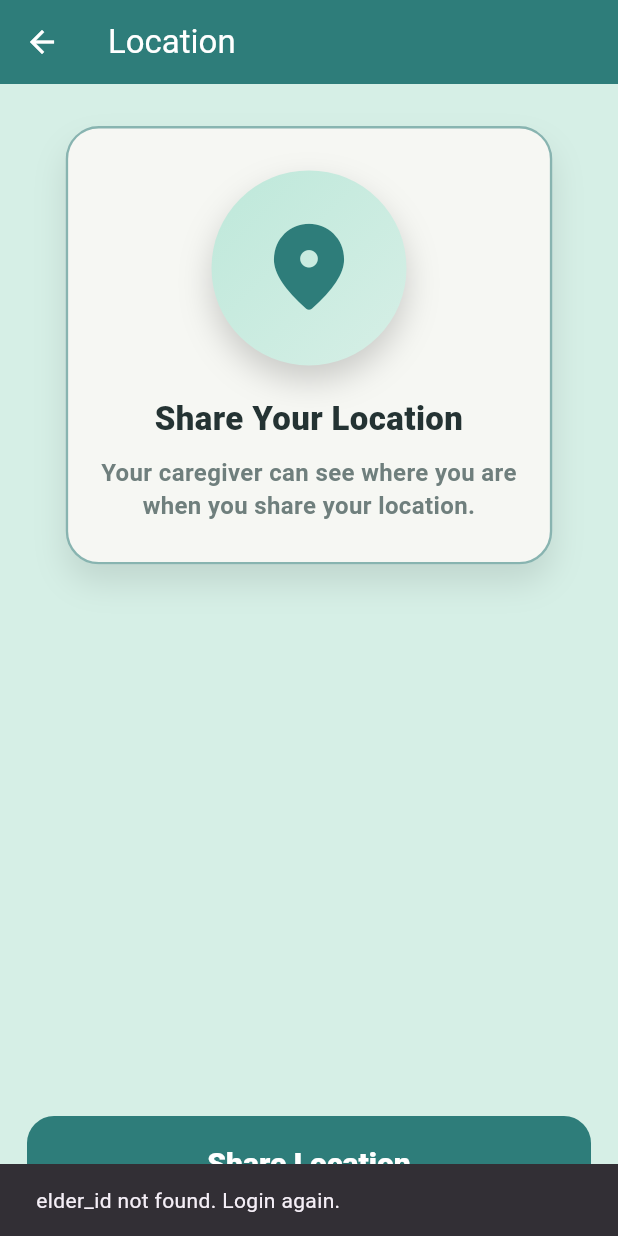
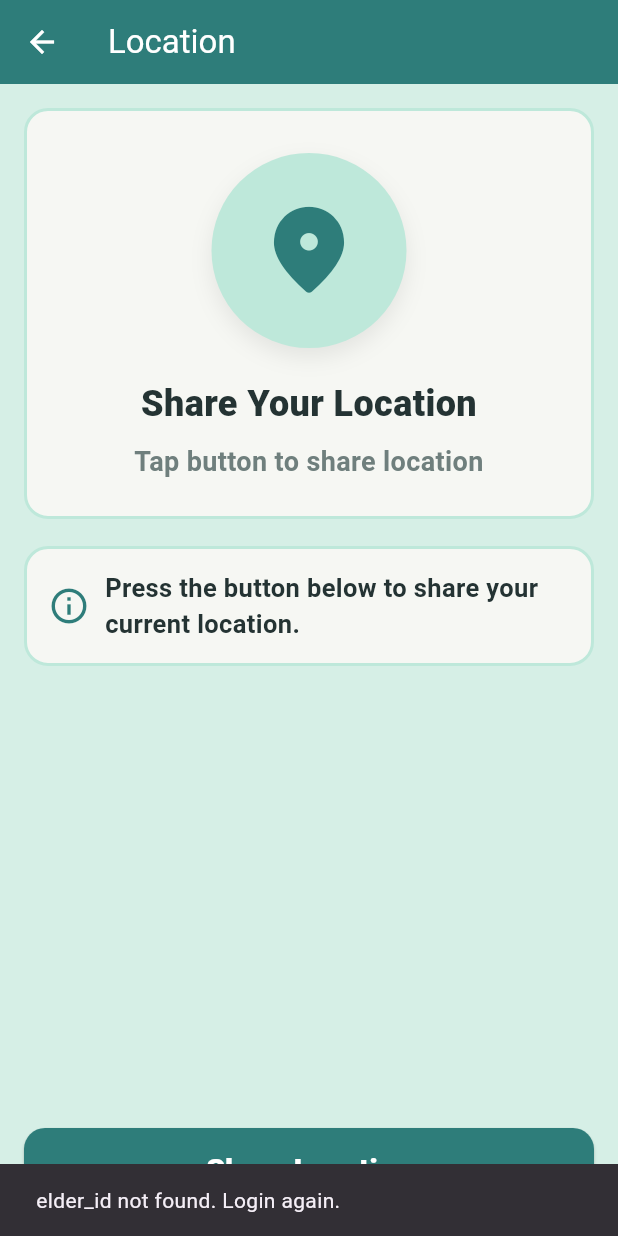
Before and after one commit to CGP-Group-31/CGP--Elder_mobile_app, a Flutter app: the DashboardScreen screen opened directly, item 2 of the bottom bar chosen, after a tap on "Location", on a phone screen of 412 x 824 dp. Run offline on Flutter 3.47's test engine with Material 3 defaults, Android fonts, the light colour scheme and no system bars; our stand-ins replace device_info_plus, dio, firebase_core, firebase_messaging, flutter_local_notifications, flutter_secure_storage and 2 more; missing offline and left inert: flutter_phone_direct_caller; accounts and stored records are empty.

Commit message:
elder location share updated
ui and backend implemented for elder to share live location

```diff
--- a/lib/features/dashboard/dashboard_screen.dart
+++ b/lib/features/dashboard/dashboard_screen.dart
@@ -231,7 +231,7 @@ class _DashboardScreenState extends State<DashboardScreen> {
                               fg: AppColors.primaryText,
                               onTap: () => _open(
                                 context,
-                                const LocationScreen(),
+                                const ElderSendLocation(),
                               ),
                             ),
                             _HomeTile(
--- a/lib/features/location/location_screen.dart
+++ b/lib/features/location/location_screen.dart
@@ -1,39 +1,180 @@
 import 'package:flutter/material.dart';
-import '../theme.dart';
+import 'package:dio/dio.dart';
+import 'package:geolocator/geolocator.dart';
 
-class LocationScreen extends StatelessWidget {
-  const LocationScreen({super.key});
+import '../../core/network/dio_client.dart';
+import '../../core/session/elder_session_manager.dart';
+
+class ElderSendLocation extends StatefulWidget {
+  const ElderSendLocation({super.key});
+
+  @override
+  State<ElderSendLocation> createState() => _ElderSendLocationState();
+}
+
+class _ElderSendLocationState extends State<ElderSendLocation> {
+  final Dio _dio = DioClient.dio;
+
+  bool _saving = false;
+  bool _sharedSuccessfully = false;
+  bool _shareFailed = false;
+  String _status = "Tap button to share location";
+
+  Future<int> _getElderId() async {
+    final elderId = await ElderSessionManager.getElderUserId();
+    if (elderId == null) {
+      throw Exception("Elder not logged in.");
+    }
+    return elderId;
+  }
+
+  Future<Position> _getCurrentPosition() async {
+    final bool serviceEnabled = await Geolocator.isLocationServiceEnabled();
+    if (!serviceEnabled) {
+      throw Exception("Location services are turned off.");
+    }
+
+    LocationPermission permission = await Geolocator.checkPermission();
+
+    if (permission == LocationPermission.denied) {
+      permission = await Geolocator.requestPermission();
+    }
+
+    if (permission == LocationPermission.denied) {
+      throw Exception("Location permission denied.");
+    }
+
+    if (permission == LocationPermission.deniedForever) {
+      throw Exception("Location permission permanently denied.");
+    }
+
+    return Geolocator.getCurrentPosition(
+      locationSettings: const LocationSettings(
+        accuracy: LocationAccuracy.high,
+      ),
+    );
+  }
+
+  Future<void> _onSharePressed() async {
+    setState(() {
+      _saving = true;
+      _sharedSuccessfully = false;
+      _shareFailed = false;
+      _status = "Getting current location...";
+    });
+
+    try {
+      final elderId = await _getElderId();
+      final position = await _getCurrentPosition();
+
+      if (!mounted) return;
+
+      setState(() {
+        _status = "Sharing location...";
+      });
+
+      await _dio.post(
+        "/api/v1/elder/location-sharing/share",
+        data: {
+          "elder_id": elderId,
+          "latitude": position.latitude,
+          "longitude": position.longitude,
+        },
+        options: Options(
+          headers: {"Content-Type": "application/json"},
+        ),
+      );
+
+      if (!mounted) return;
+
+      setState(() {
+        _saving = false;
+        _sharedSuccessfully = true;
+        _shareFailed = false;
+        _status = "Location shared successfully";
+      });
+
+      ScaffoldMessenger.of(context).showSnackBar(
+        const SnackBar(content: Text("Location shared successfully")),
+      );
+    } on DioException catch (e) {
+      if (!mounted) return;
+
+      String message = "Failed to share location";
+      final responseData = e.response?.data;
+
+      if (responseData is Map && responseData["detail"] != null) {
+        message = responseData["detail"].toString();
+      }
+
+      setState(() {
+        _saving = false;
+        _sharedSuccessfully = false;
+        _shareFailed = true;
+        _status = message;
+      });
+
+      ScaffoldMessenger.of(context).showSnackBar(
+        SnackBar(content: Text(message)),
+      );
+    } catch (e) {
+      if (!mounted) return;
+
+      final message = e.toString().replaceFirst("Exception: ", "");
+
+      setState(() {
+        _saving = false;
+        _sharedSuccessfully = false;
+        _shareFailed = true;
+        _status = message.isEmpty ? "Failed to share location" : message;
+      });
+
+      ScaffoldMessenger.of(context).showSnackBar(
+        SnackBar(
+          content: Text(
+            message.isEmpty ? "Failed to share location" : message,
+          ),
+        ),
+      );
+    }
+  }
 
   @override
   Widget build(BuildContext context) {
+    final Color statusColor = _sharedSuccessfully
+        ? const Color(0xFF22C55E)
+        : _shareFailed
+            ? const Color(0xFFC62828)
+            : _saving
+                ? const Color(0xFF2E7D7A)
+                : const Color(0xFF6F7F7D);
+
     return Scaffold(
-      backgroundColor: AppColors.mainBackground,
       appBar: AppBar(
-        backgroundColor: AppColors.primary,
+        title: const Text("Location"),
+        backgroundColor: const Color(0xFF2E7D7A),
         foregroundColor: Colors.white,
-        title: const Text("Location"),
       ),
+      backgroundColor: const Color(0xFFD6EFE6),
       body: SafeArea(
         child: Padding(
-          padding: const EdgeInsets.fromLTRB(18, 28, 18, 18),
+          padding: const EdgeInsets.all(16),
           child: Column(
             children: [
               Container(
-                padding: const EdgeInsets.fromLTRB(22, 28, 22, 26),
+                width: double.infinity,
+                padding: const EdgeInsets.fromLTRB(20, 28, 20, 24),
                 decoration: BoxDecoration(
-                  color: AppColors.background,
-                  borderRadius: BorderRadius.circular(22),
+                  color: const Color(0xFFF6F7F3),
+                  borderRadius: BorderRadius.circular(16),
                   border: Border.all(
-                    color: AppColors.primary.withValues(alpha: 0.55),
-                    width: 1.6,
+                    color: _sharedSuccessfully
+                        ? const Color(0xFF22C55E)
+                        : _shareFailed
+                            ? const Color(0xFFC62828)
+                            : const Color(0xFFBEE8DA),
+                    width: 2,
                   ),
-                  boxShadow: [
-                    BoxShadow(
-                      color: Colors.black.withValues(alpha: 0.10),
-                      blurRadius: 18,
-                      offset: const Offset(0, 12),
-                    ),
-                  ],
                 ),
                 child: Column(
                   children: [
@@ -42,48 +183,88 @@ class LocationScreen extends StatelessWidget {
                       height: 130,
                       decoration: BoxDecoration(
                         shape: BoxShape.circle,
-                        gradient: LinearGradient(
-                          colors: [
-                            AppColors.sectionBackground,
-                            AppColors.mainBackground,
-                          ],
-                          begin: Alignment.topLeft,
-                          end: Alignment.bottomRight,
-                        ),
+                        color: _sharedSuccessfully
+                            ? const Color(0xFFDDF7E7)
+                            : _shareFailed
+                                ? const Color(0xFFFDE7E7)
+                                : const Color(0xFFBEE8DA),
                         boxShadow: [
                           BoxShadow(
-                            color: Colors.black.withValues(alpha: 0.18),
-                            blurRadius: 18,
-                            offset: const Offset(0, 10),
+                            color: Colors.black.withOpacity(0.08),
+                            blurRadius: 12,
+                            offset: const Offset(0, 6),
                           ),
                         ],
                       ),
                       alignment: Alignment.center,
                       child: Icon(
-                        Icons.location_on_rounded,
+                        _sharedSuccessfully
+                            ? Icons.check_circle_rounded
+                            : _shareFailed
+                                ? Icons.error_rounded
+                                : _saving
+                                    ? Icons.gps_fixed_rounded
+                                    : Icons.location_on_rounded,
                         size: 70,
-                        color: AppColors.primary,
+                        color: _sharedSuccessfully
+                            ? const Color(0xFF22C55E)
+                            : _shareFailed
+                                ? const Color(0xFFC62828)
+                                : const Color(0xFF2E7D7A),
                       ),
                     ),
                     const SizedBox(height: 20),
-                    Text(
+                    const Text(
                       "Share Your Location",
                       textAlign: TextAlign.center,
                       style: TextStyle(
-                        fontSize: 22,
+                        fontSize: 24,
                         fontWeight: FontWeight.w900,
-                        color: AppColors.primaryText,
+                        color: Color(0xFF243333),
                       ),
                     ),
                     const SizedBox(height: 10),
                     Text(
-                      "Your caregiver can see where you are\nwhen you share your location.",
+                      _status,
                       textAlign: TextAlign.center,
                       style: TextStyle(
-                        fontSize: 16,
+                        fontSize: 18,
                         fontWeight: FontWeight.w700,
                         height: 1.35,
-                        color: AppColors.descriptionText,
+                        color: statusColor,
+                      ),
+                    ),
+                  ],
+                ),
+              ),
+              const SizedBox(height: 18),
+              Container(
+                width: double.infinity,
+                padding: const EdgeInsets.all(14),
+                decoration: BoxDecoration(
+                  color: const Color(0xFFF6F7F3),
+                  borderRadius: BorderRadius.circular(16),
+                  border: Border.all(
+                    color: const Color(0xFFBEE8DA),
+                    width: 2,
+                  ),
+                ),
+                child: Row(
+                  children: const [
+                    Icon(
+                      Icons.info_outline,
+                      color: Color(0xFF2E7D7A),
+                      size: 28,
+                    ),
+                    SizedBox(width: 10),
+                    Expanded(
+                      child: Text(
+                        "Press the button below to share your current location.",
+                        style: TextStyle(
+                          fontSize: 17,
+                          fontWeight: FontWeight.w700,
+                          color: Color(0xFF243333),
+                        ),
                       ),
                     ),
                   ],
@@ -92,28 +273,23 @@ class LocationScreen extends StatelessWidget {
               const Spacer(),
               SizedBox(
                 width: double.infinity,
-                height: 62,
+                height: 56,
                 child: ElevatedButton(
-                  onPressed: () {
-                    ScaffoldMessenger.of(context).showSnackBar(
-                      const SnackBar(
-                        content: Text("Location sharing will be available soon"),
-                      ),
-                    );
-                  },
+                  onPressed: _saving ? null : _onSharePressed,
                   style: ElevatedButton.styleFrom(
-                    backgroundColor: AppColors.primary,
+                    backgroundColor: const Color(0xFF2E7D7A),
                     foregroundColor: Colors.white,
-                    elevation: 0,
                     shape: RoundedRectangleBorder(
-                      borderRadius: BorderRadius.circular(18),
+                      borderRadius: BorderRadius.circular(14),
                     ),
-                    textStyle: const TextStyle(
+                  ),
+                  child: Text(
+                    _saving ? "Sharing..." : "Share Location",
+                    style: const TextStyle(
                       fontSize: 20,
                       fontWeight: FontWeight.w900,
                     ),
                   ),
-                  child: const Text("Share Location"),
                 ),
               ),
             ],
--- a/pubspec.yaml
+++ b/pubspec.yaml
@@ -31,6 +31,7 @@ environment:
 dependencies:
   flutter:
     sdk: flutter
+  geolocator: ^13.0.2
   dio: any
   intl: ^0.19.0
   flutter_secure_storage: ^9.0.0
```
Also changed, not shown: 1 other file.
